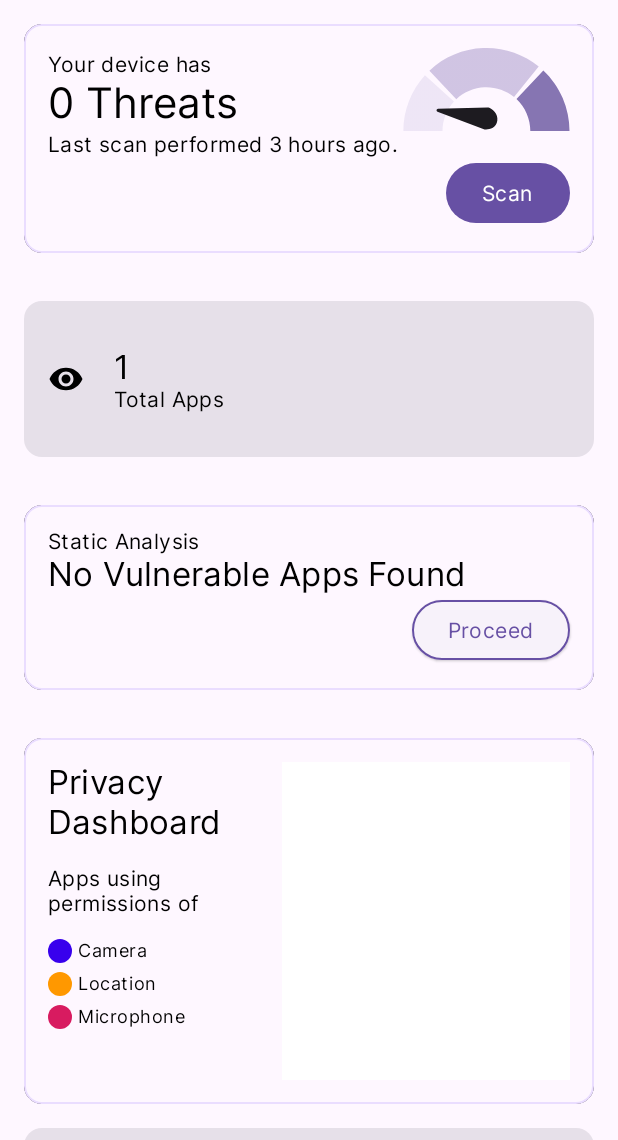
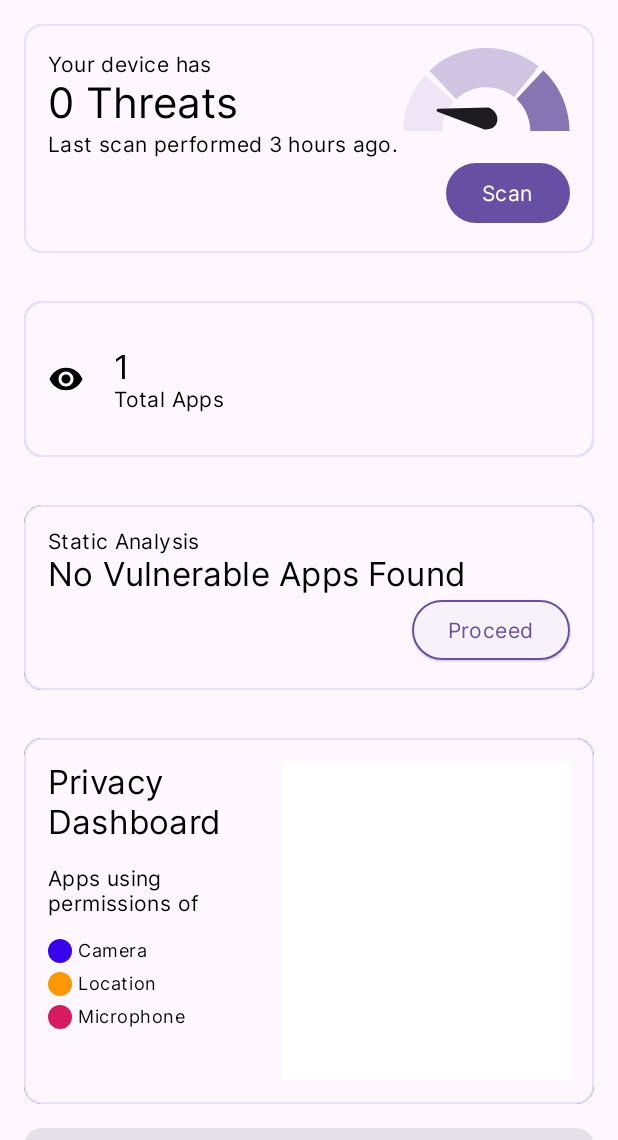
Before and after one commit to AmreshSinha/SecureNet, an Android app built with Jetpack Compose: the screen it shows after launch (MainActivity), on a phone screen of 412 x 824 dp, the part 96-1236 px from its top. Run offline under Robolectric (Android 15) with nearby library versions, the phone set to English and light mode, and no system bars; our stand-ins replace Room's generated code, livedata-compose.

Commit message:
app count border color synced (#34)
* app count border color synced

* ui preeliminary check

* ui preeliminary check 2

* padding in pre

* sa padding

```diff
--- a/app/src/main/java/com/securenaut/securenet/components/DropDown.kt
+++ b/app/src/main/java/com/securenaut/securenet/components/DropDown.kt
@@ -38,6 +38,7 @@ import androidx.compose.ui.Modifier
 import androidx.compose.ui.graphics.Color
 import androidx.compose.ui.graphics.vector.ImageVector
 import androidx.compose.ui.unit.dp
+import com.securenaut.securenet.ui.theme.Typography
 
 @Composable
 fun Component(color : Color, content: Color, image: ImageVector, text: String ) {
@@ -98,7 +99,7 @@ fun Dropdown(type: String, title: String, subtitle: String, description: String)
                 }
 
             }
-            Text(text = subtitle, color = MaterialTheme.colorScheme.onSurfaceVariant);
+            Text(text = subtitle,style= Typography.bodySmall, color = MaterialTheme.colorScheme.onSurfaceVariant);
         }
         if(isClicked) {
             Column(modifier = Modifier.padding(horizontal = 8.dp)) {
--- a/app/src/main/java/com/securenaut/securenet/components/HomeAppCountCard.kt
+++ b/app/src/main/java/com/securenaut/securenet/components/HomeAppCountCard.kt
@@ -3,14 +3,18 @@ package com.securenaut.securenet.components
 import android.content.pm.ApplicationInfo
 import android.content.pm.PackageManager
 import androidx.compose.foundation.Image
+import androidx.compose.foundation.border
 import androidx.compose.foundation.layout.Arrangement
 import androidx.compose.foundation.layout.Column
 import androidx.compose.foundation.layout.Row
 import androidx.compose.foundation.layout.fillMaxWidth
 import androidx.compose.foundation.layout.padding
+import androidx.compose.foundation.shape.RoundedCornerShape
 import androidx.compose.material3.Card
 import androidx.compose.material3.Icon
 import androidx.compose.material3.MaterialTheme
+import androidx.compose.material3.OutlinedCard
+import androidx.compose.material3.Surface
 import androidx.compose.ui.unit.dp
 import androidx.compose.material3.Text
 import androidx.compose.runtime.Composable
@@ -22,6 +26,7 @@ import androidx.compose.ui.platform.LocalContext
 import androidx.compose.ui.res.painterResource
 import androidx.compose.ui.tooling.preview.Preview
 import com.securenaut.securenet.R
+import com.securenaut.securenet.ui.theme.CardBorder
 import com.securenaut.securenet.ui.theme.IconColor
 import com.securenaut.securenet.ui.theme.Typography
 
@@ -35,8 +40,17 @@ fun HomeAppCountCard() {
     val installedApps = installedApplications.filter { appInfo ->
         appInfo.flags and ApplicationInfo.FLAG_SYSTEM == 0
     }
+Surface(modifier = Modifier.padding()) {
 
-    Card(modifier = Modifier.padding(16.dp)){
+}
+    OutlinedCard(modifier = Modifier
+        .padding(horizontal = 16.dp, vertical = 16.dp)
+        .border(
+            width = 1.dp,
+            color = CardBorder,
+            shape = RoundedCornerShape(size = 12.dp)
+        )
+    ){
         Row(modifier = Modifier
             .padding(16.dp)
             .fillMaxWidth(),verticalAlignment = Alignment.CenterVertically) {
--- a/app/src/main/java/com/securenaut/securenet/components/HomeScanCard.kt
+++ b/app/src/main/java/com/securenaut/securenet/components/HomeScanCard.kt
@@ -57,7 +57,7 @@ fun HomeScanCard(navController: NavHostController){
             .padding(horizontal = 16.dp, vertical = 16.dp)
     ) {
         OutlinedCard(
-            border = BorderStroke(0.5.dp, Color.Black),
+            border = BorderStroke(0.5.dp, CardBorder),
             modifier = Modifier
                 .border(
                     width = 1.dp,
```
Also changed, not shown: app/src/main/java/com/securenaut/securenet/pages/PrelimnaryCheck.kt (+11 -5 lines), app/src/main/java/com/securenaut/securenet/pages/StaticAnalysis.kt (+8 -1 lines).
